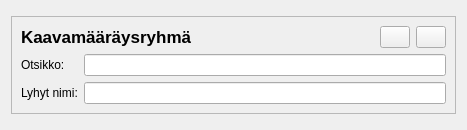
Qt form arho_feature_template/gui/components/plan_regulation_group_widget.ui (GispoCoding/arho-qgis-plugin) before a commit.
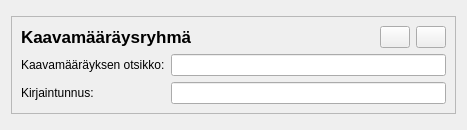
The same form after that commit.

```diff
--- a/arho_feature_template/gui/components/plan_regulation_group_widget.ui
+++ b/arho_feature_template/gui/components/plan_regulation_group_widget.ui
@@ -143,7 +143,7 @@
            </font>
           </property>
           <property name="text">
-           <string>Otsikko:</string>
+           <string>Kaavamääräyksen otsikko:</string>
           </property>
          </widget>
         </item>
@@ -163,7 +163,7 @@
         <item row="1" column="0">
          <widget class="QLabel" name="short_name_label">
           <property name="text">
-           <string>Lyhyt nimi:</string>
+           <string>Kirjaintunnus:</string>
           </property>
          </widget>
         </item>
```
Left out of the diff: 8 changed lines with no effect on the pictures.
